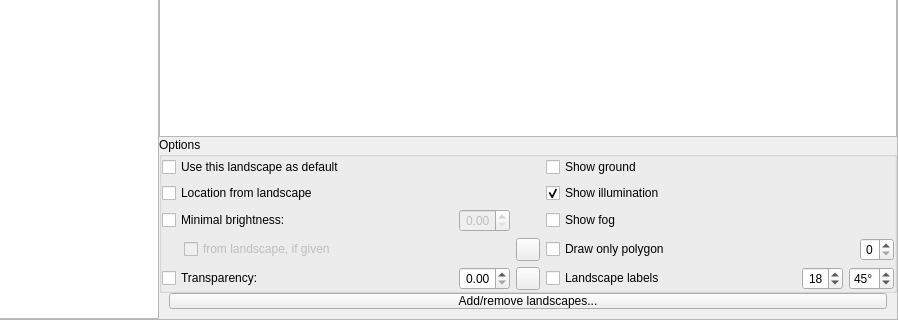
Qt form src/gui/viewDialog.ui (Stellarium/stellarium) before a commit; both pictures show x 98 to 996 and y 250 to 570 of the 996 by 570 pixel window.
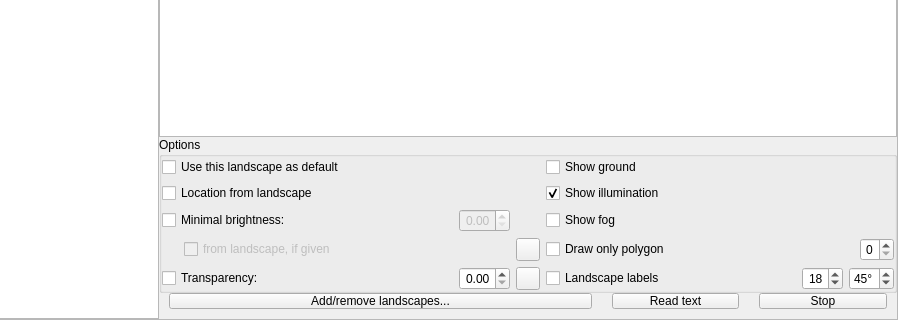
The same form after that commit. The open tabs and pages were chosen to show the change. Icons and pictures are not drawn. Custom widgets are drawn as their Qt base class.

Commit message: Basic speech support for Landscape and Skyculture descriptions

Patch:
```diff
--- a/src/gui/viewDialog.ui
+++ b/src/gui/viewDialog.ui
@@ -4586,6 +4586,26 @@
            </widget>
           </item>
           <item row="3" column="1">
+
+
+            <layout class="QGridLayout" name="landscapeButtonsGridLayout">
+             <property name="leftMargin">
+              <number>0</number>
+             </property>
+             <property name="topMargin">
+              <number>0</number>
+             </property>
+             <property name="rightMargin">
+              <number>0</number>
+             </property>
+             <property name="bottomMargin">
+              <number>0</number>
+             </property>
+             <item row="0" column="0" colspan="3">
+
+
+
+
            <widget class="QPushButton" name="pushButtonAddRemoveLandscapes">
             <property name="styleSheet">
              <string notr="true">margin-left: 10px; margin-right: 10px; margin-bottom:10px;</string>
@@ -4594,6 +4614,43 @@
              <string>Add/remove landscapes...</string>
             </property>
            </widget>
+	   </item>
+	   
+	   <item row="0" column="3">
+           <widget class="QPushButton" name="pushButtonLandscapes_say">
+            <property name="styleSheet">
+             <string notr="true">margin-left: 10px; margin-right: 10px; margin-bottom:10px;</string>
+            </property>
+            <property name="text">
+             <string>Read text</string>
+            </property>
+                   <property name="icon">
+                    <iconset resource="../../data/gui/guiRes.qrc">
+                     <normaloff>:/graphicGui/uibtStart.png</normaloff>
+                     <disabledoff>:/graphicGui/uibtStart-disabled.png</disabledoff>:/graphicGui/uibtStart.png</iconset>
+                   </property>
+           </widget>
+	   </item>
+
+	<item row="0" column="4">
+           <widget class="QPushButton" name="pushButtonLandscapes_stop">
+            <property name="styleSheet">
+             <string notr="true">margin-left: 10px; margin-right: 10px; margin-bottom:10px;</string>
+            </property>
+            <property name="text">
+             <string>Stop</string>
+            </property>
+                   <property name="icon">
+                    <iconset resource="../../data/gui/guiRes.qrc">
+                     <normaloff>:/graphicGui/uibtStop.png</normaloff>
+                     <disabledoff>:/graphicGui/uibtStop-disabled.png</disabledoff>:/graphicGui/uibtStop.png</iconset>
+                   </property>
+           </widget>
+	   </item>
+
+
+	   
+	  </layout> 
           </item>
           <item row="1" column="1">
            <widget class="QGroupBox" name="landscapeOptionsGroupBox">
```
Left out of the diff: 41 changed lines with no effect on the pictures. The commit also changes 1 other file.
